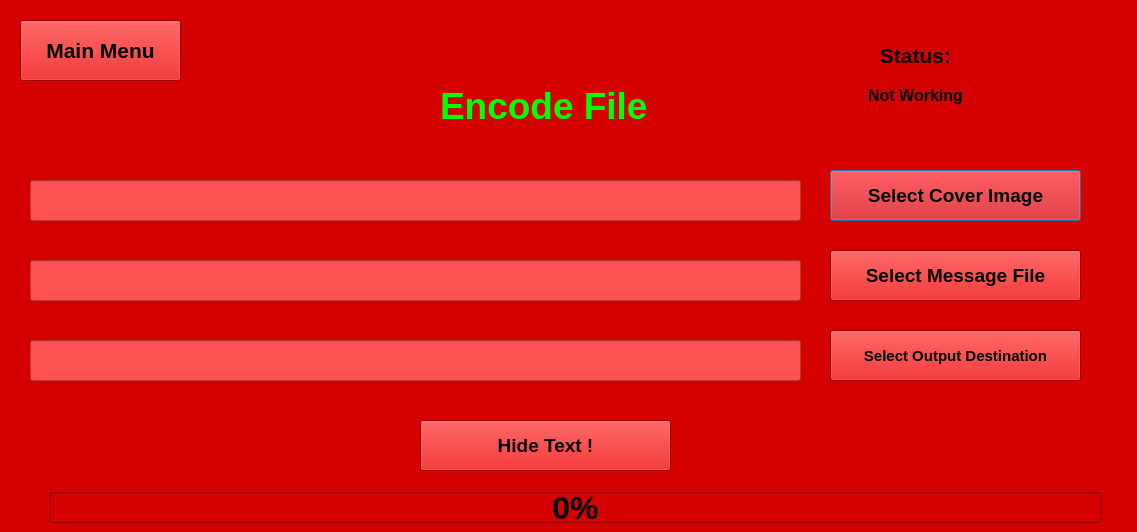
Above: UI Files/EncodeFilePage.ui from MrIzzat/LSB-Steganography-with-GUI before the change. Below: the same form after it.
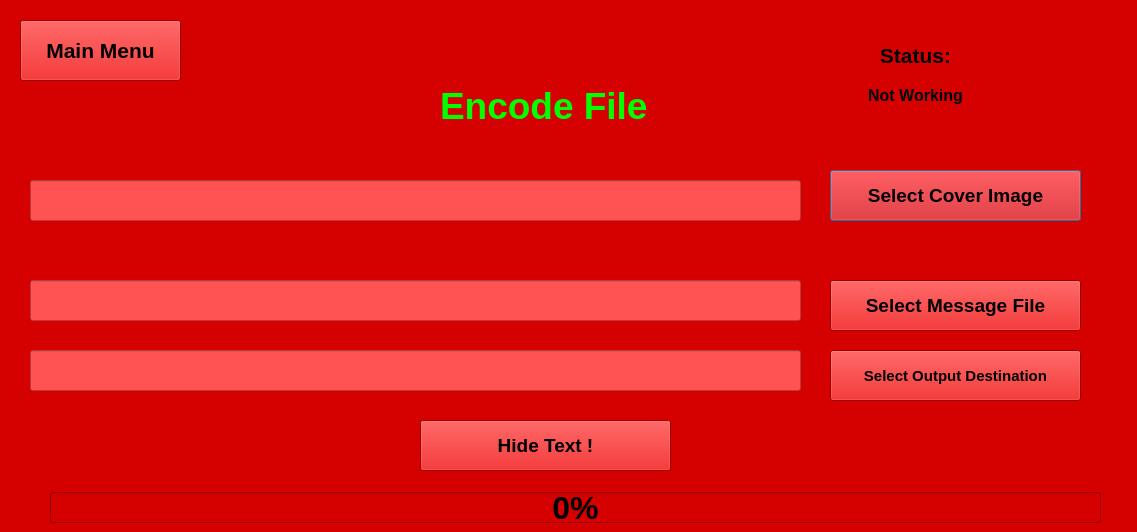
That is the form after the change.

```diff
--- a/UI Files/EncodeFilePage.ui
+++ b/UI Files/EncodeFilePage.ui
@@ -69,7 +69,7 @@
    <property name="geometry">
     <rect>
      <x>30</x>
-     <y>260</y>
+     <y>280</y>
      <width>771</width>
      <height>41</height>
     </rect>
@@ -92,7 +92,7 @@
    <property name="geometry">
     <rect>
      <x>30</x>
-     <y>340</y>
+     <y>350</y>
      <width>771</width>
      <height>41</height>
     </rect>
@@ -132,7 +132,7 @@
    <property name="geometry">
     <rect>
      <x>830</x>
-     <y>250</y>
+     <y>280</y>
      <width>251</width>
      <height>51</height>
     </rect>
@@ -152,7 +152,7 @@
    <property name="geometry">
     <rect>
      <x>830</x>
-     <y>330</y>
+     <y>350</y>
      <width>251</width>
      <height>51</height>
     </rect>
@@ -274,6 +274,26 @@
     <set>Qt::AlignCenter</set>
    </property>
   </widget>
+  <widget class="QLabel" name="labelMaxSize">
+   <property name="geometry">
+    <rect>
+     <x>50</x>
+     <y>230</y>
+     <width>741</width>
+     <height>41</height>
+    </rect>
+   </property>
+   <property name="font">
+    <font>
+     <pointsize>12</pointsize>
+     <weight>75</weight>
+     <bold>true</bold>
+    </font>
+   </property>
+   <property name="text">
+    <string/>
+   </property>
+  </widget>
  </widget>
  <resources/>
  <connections/>
```
